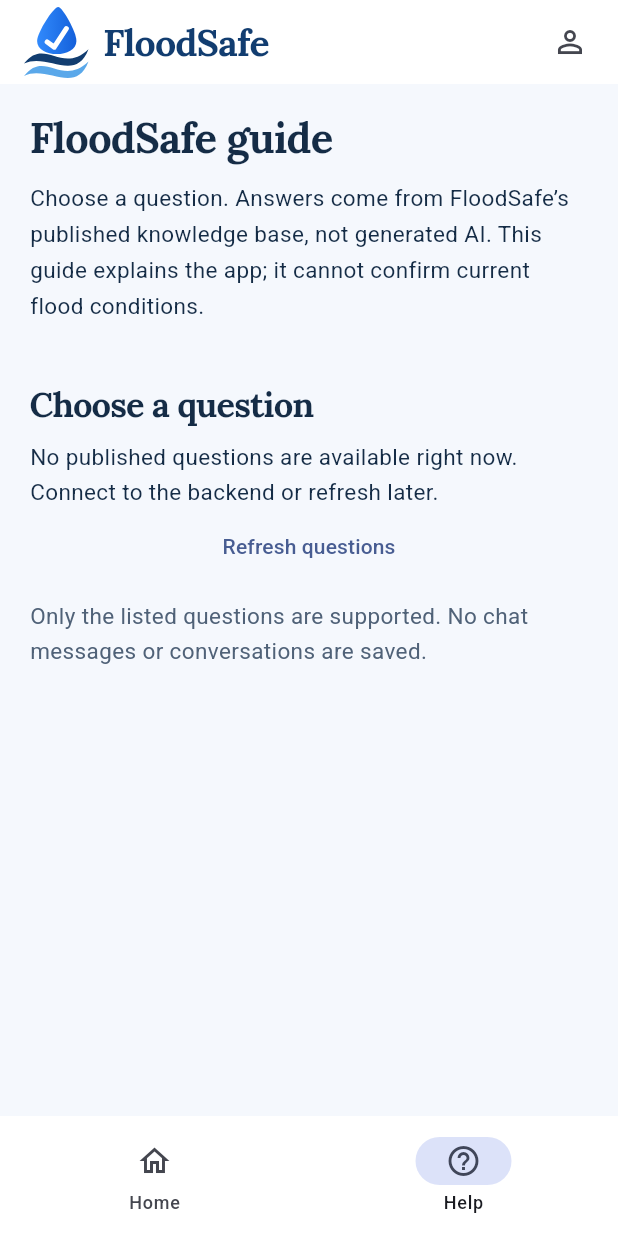
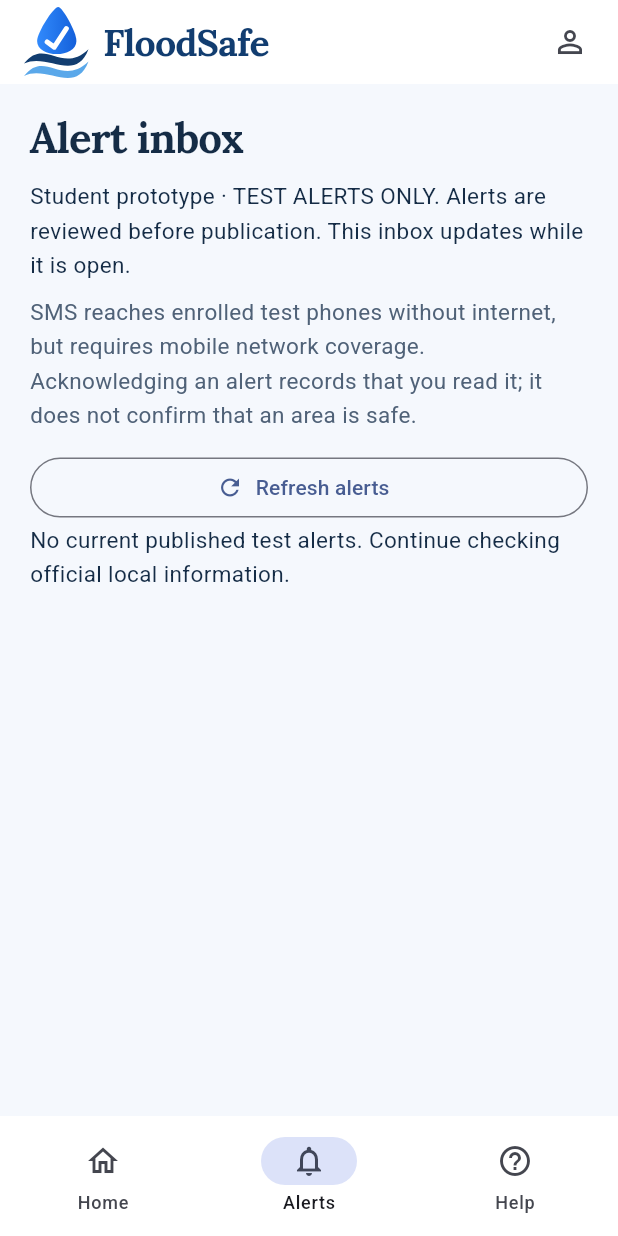
Before and after one commit to princessimelda/AutomatedFloodAlert, a Flutter app: the screen it shows after launch, item 2 of the bottom bar chosen, on a phone screen of 412 x 824 dp. Run offline on Flutter 3.47's test engine with Material 3 defaults, Android fonts, the phone set to English and light mode, and no system bars; our stand-ins replace flutter_map, geolocator, latlong2, supabase_flutter; accounts and stored records are empty.

Commit message:
feat(app): add published alert inbox
Show reviewed test alerts with area, issue/expiry time, action and acknowledgement. Verify expiry, failed refresh, session-only identity and enlarged text. Refs #13, #15, #25, #26.

```diff
--- /dev/null
+++ b/floodsafe/lib/alerts/alert_inbox.dart
@@ -0,0 +1,229 @@
+import 'dart:async';
+
+import 'package:flutter/material.dart';
+
+import '../ui.dart';
+import 'alert_repository.dart';
+
+class AlertInbox extends StatefulWidget {
+  const AlertInbox({
+    super.key,
+    required this.repository,
+    required this.onSignIn,
+    this.accountId,
+    this.placeId,
+    DateTime Function()? clock,
+  }) : clock = clock ?? DateTime.now;
+  final AlertRepository repository;
+  final VoidCallback onSignIn;
+  final String? accountId, placeId;
+  final DateTime Function() clock;
+
+  @override
+  State<AlertInbox> createState() => _AlertInboxState();
+}
+
+class _AlertInboxState extends State<AlertInbox> {
+  List<PublicAlert> _alerts = [];
+  final Set<String> _acknowledged = {};
+  final Set<String> _pending = {};
+  bool _loading = true, _failed = false;
+  String? _actionError;
+  Timer? _poll, _expiry;
+  int _request = 0;
+
+  @override
+  void initState() {
+    super.initState();
+    _refresh();
+    _poll = Timer.periodic(const Duration(seconds: 30), (_) => _refresh());
+  }
+
+  @override
+  void didUpdateWidget(covariant AlertInbox oldWidget) {
+    super.didUpdateWidget(oldWidget);
+    if (oldWidget.accountId != widget.accountId ||
+        oldWidget.placeId != widget.placeId) {
+      _acknowledged.clear();
+      _pending.clear();
+      _refresh();
+    }
+  }
+
+  Future<void> _refresh() async {
+    final request = ++_request;
+    _expiry?.cancel();
+    setState(() {
+      _loading = true;
+      _failed = false;
+      _alerts = [];
+    });
+    try {
+      final alerts = await widget.repository
+          .alerts(placeId: widget.placeId)
+          .timeout(const Duration(seconds: 15));
+      if (!mounted || request != _request) return;
+      setState(() {
+        _alerts = alerts
+            .where((a) => a.current(widget.clock().toUtc()))
+            .toList();
+        _loading = false;
+      });
+      _scheduleExpiry();
+    } catch (_) {
+      if (!mounted || request != _request) return;
+      setState(() {
+        _loading = false;
+        _failed = true;
+      });
+    }
+  }
+
+  void _scheduleExpiry() {
+    _expiry?.cancel();
+    if (_alerts.isEmpty) return;
+    final next = _alerts
+        .map((a) => a.validUntil)
+        .reduce((a, b) => a.isBefore(b) ? a : b);
+    final remaining = next.difference(widget.clock().toUtc());
+    _expiry = Timer(remaining.isNegative ? Duration.zero : remaining, () {
+      if (!mounted) return;
+      setState(
+        () => _alerts.removeWhere((a) => !a.current(widget.clock().toUtc())),
+      );
+      _scheduleExpiry();
+    });
+  }
+
+  Future<void> _acknowledge(PublicAlert alert) async {
+    if (_pending.contains(alert.id)) return;
+    final owner = widget.accountId;
+    setState(() {
+      _pending.add(alert.id);
+      _actionError = null;
+    });
+    try {
+      await widget.repository.acknowledge(alert.id);
+      if (!mounted || owner != widget.accountId) return;
+      setState(() => _acknowledged.add(alert.id));
+    } catch (_) {
+      if (!mounted || owner != widget.accountId) return;
+      setState(
+        () => _actionError = 'Could not record acknowledgement. Check your connection and try again.',
+      );
+    } finally {
+      if (mounted && owner == widget.accountId) {
+        setState(() => _pending.remove(alert.id));
+      }
+    }
+  }
+
+  @override
+  void dispose() {
+    _request++;
+    _poll?.cancel();
+    _expiry?.cancel();
+    super.dispose();
+  }
+
+  String _time(DateTime time) =>
+      '${time.toUtc().toIso8601String().substring(0, 16).replaceFirst('T', ' ')} UTC';
+
+  @override
+  Widget build(BuildContext context) => ListView(
+    padding: const EdgeInsets.all(20),
+    children: [
+      Semantics(
+        header: true,
+        child: Text('Alert inbox', style: titleStyle(28)),
+      ),
+      const SizedBox(height: 12),
+      const Text(
+        'Student prototype · TEST ALERTS ONLY. Alerts are reviewed before publication. This inbox updates while it is open.',
+      ),
+      const SizedBox(height: 8),
+      const Text(
+        'SMS reaches enrolled test phones without internet, but requires mobile network coverage. Acknowledging an alert records that you read it; it does not confirm that an area is safe.',
+        style: TextStyle(color: muted),
+      ),
+      const SizedBox(height: 12),
+      OutlinedButton.icon(
+        onPressed: _loading ? null : _refresh,
+        icon: const Icon(Icons.refresh),
+        label: const Text('Refresh alerts'),
+      ),
+      if (_loading)
+        const LinearProgressIndicator(semanticsLabel: 'Loading alerts'),
+      if (_failed)
+        Semantics(
+          liveRegion: true,
+          child: const Text(
+            'Alerts could not be loaded. Refresh to try again. Unavailable information does not mean no flood risk.',
+          ),
+        ),
+      if (!_loading && !_failed && _alerts.isEmpty)
+        Semantics(
+          liveRegion: true,
+          child: const Text(
+            'No current published test alerts. Continue checking official local information.',
+          ),
+        ),
+      if (_actionError != null)
+        Semantics(liveRegion: true, child: Text(_actionError!)),
+      ..._alerts.map(
+        (alert) => Padding(
+          padding: const EdgeInsets.only(top: 16),
+          child: Surface(
+            child: Column(
+              crossAxisAlignment: CrossAxisAlignment.start,
+              children: [
+                Semantics(
+                  liveRegion: true,
+                  child: Text(
+                    'TEST · ${alert.severity.toUpperCase()}',
+                    style: const TextStyle(fontWeight: FontWeight.w700),
+                  ),
+                ),
+                const SizedBox(height: 8),
+                Text(alert.title, style: titleStyle(22)),
+                const SizedBox(height: 8),
+                Text('Area: ${alert.locations.join(', ')}'),
+                Text('Issued: ${_time(alert.issuedAt)}'),
+                Text('Expires: ${_time(alert.validUntil)}'),
+                Text('Reference: ${alert.id.substring(0, 8)}'),
+                const SizedBox(height: 12),
+                Text(alert.message),
+                const SizedBox(height: 12),
+                Text(
+                  'What to do: ${alert.action}',
+                  style: const TextStyle(fontWeight: FontWeight.w600),
+                ),
+                const SizedBox(height: 12),
+                if (widget.accountId == null)
+                  TextButton(
+                    onPressed: widget.onSignIn,
+                    child: const Text('Sign in to acknowledge'),
+                  )
+                else
+                  FilledButton(
+                    onPressed:
+                        _acknowledged.contains(alert.id) ||
+                            _pending.contains(alert.id)
+                        ? null
+                        : () => _acknowledge(alert),
+                    child: Text(
+                      _acknowledged.contains(alert.id)
+                          ? 'Acknowledged'
+                          : _pending.contains(alert.id)
+                          ? 'Recording…'
+                          : 'I have read this alert',
+                    ),
+                  ),
+              ],
+            ),
+          ),
+        ),
+      ),
+    ],
+  );
+}
--- /dev/null
+++ b/floodsafe/lib/alerts/alert_repository.dart
@@ -0,0 +1,32 @@
+class PublicAlert {
+  const PublicAlert({
+    required this.id,
+    required this.title,
+    required this.message,
+    required this.action,
+    required this.severity,
+    required this.locations,
+    required this.issuedAt,
+    required this.validUntil,
+  });
+  final String id, title, message, action, severity;
+  final List<String> locations;
+  final DateTime issuedAt, validUntil;
+
+  bool current(DateTime now) =>
+      !now.isBefore(issuedAt) && now.isBefore(validUntil);
+}
+
+abstract interface class AlertRepository {
+  Future<List<PublicAlert>> alerts({String? placeId});
+  Future<void> acknowledge(String id);
+}
+
+class EmptyAlertRepository implements AlertRepository {
+  const EmptyAlertRepository();
+  @override
+  Future<List<PublicAlert>> alerts({String? placeId}) async => [];
+  @override
+  Future<void> acknowledge(String id) async =>
+      throw StateError('Sign in required');
+}
--- a/floodsafe/lib/home.dart
+++ b/floodsafe/lib/home.dart
@@ -12,6 +12,8 @@ import 'account/account_screen.dart';
 import 'ui.dart';
 import 'data/content_repository.dart';
 import 'assistant/assistant_repository.dart';
+import 'alerts/alert_repository.dart';
+import 'alerts/alert_inbox.dart';
 
 class HomeScreen extends StatefulWidget {
   const HomeScreen({
@@ -230,6 +232,16 @@ class _HomeScreenState extends State<HomeScreen> {
             ),
           ],
         ),
+        1 => AlertInbox(
+          repository: widget.repository is AlertRepository
+              ? widget.repository as AlertRepository
+              : const EmptyAlertRepository(),
+          onSignIn: _profile,
+          accountId: widget.accountRepository?.userId,
+          placeId: _dashboard.place?.id.startsWith('gps:') == false
+              ? _dashboard.place?.id
+              : null,
+        ),
         _ => AssistantScreen(
           repository:
               widget.assistantRepository ?? const EmptyAssistantRepository(),
@@ -245,6 +257,10 @@ class _HomeScreenState extends State<HomeScreen> {
           icon: Icon(Icons.home_outlined),
           selectedIcon: Icon(Icons.home),
           label: 'Home',
+        ),
+        NavigationDestination(
+          icon: Icon(Icons.notifications_outlined),
+          label: 'Alerts',
         ),
         NavigationDestination(icon: Icon(Icons.help_outline), label: 'Help'),
       ],
--- a/floodsafe/tool/check_api.dart
+++ b/floodsafe/tool/check_api.dart
@@ -4,12 +4,14 @@ import 'package:floodsafe/data/api_repository.dart';
 
 /// Read-only cross-runtime smoke check; never sends real GPS coordinates.
 Future<void> main(List<String> arguments) async {
-  if (arguments.length != 1) {
-    stderr.writeln('Usage: dart run tool/check_api.dart <local-api-url>');
+  if (arguments.isEmpty || arguments.length > 2) {
+    stderr.writeln(
+      'Usage: dart run tool/check_api.dart <local-api-url> [expected-alert-id]',
+    );
     exitCode = 2;
     return;
   }
-  final api = ApiRepository(baseUrl: arguments.single);
+  final api = ApiRepository(baseUrl: arguments.first);
   try {
     final places = await api.listPlaces();
     for (final place in places) {
@@ -27,8 +29,15 @@ Future<void> main(List<String> arguments) async {
         throw StateError('Answer is no longer current.');
       }
     }
+    final alerts = await api.alerts();
+    if (arguments.length == 2 && !alerts.any((a) => a.id == arguments[1])) {
+      throw StateError('Expected published test alert was not returned.');
+    }
+    if (alerts.any((a) => !a.current(DateTime.now().toUtc()))) {
+      throw StateError('An expired or future alert was returned.');
+    }
     stdout.writeln(
-      'API contract check passed: ${places.length} places, ${advisories.length} advisories and ${questions.length} guided answers parsed.',
+      'API contract check passed: ${places.length} places, ${advisories.length} advisories, ${questions.length} guided answers and ${alerts.length} published test alerts parsed.',
     );
   } catch (_) {
     stderr.writeln(
```
Also changed, not shown: floodsafe/lib/data/api_repository.dart (+76 -4 lines), floodsafe/lib/main.dart (+6 -1 lines), 1 other file.
